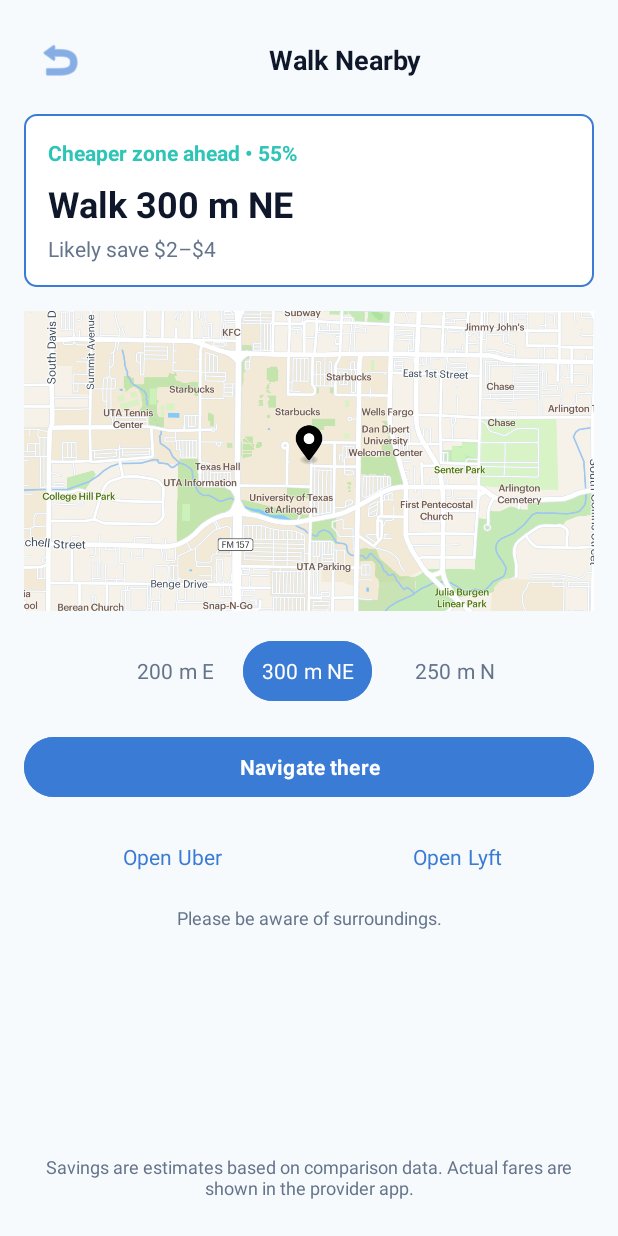
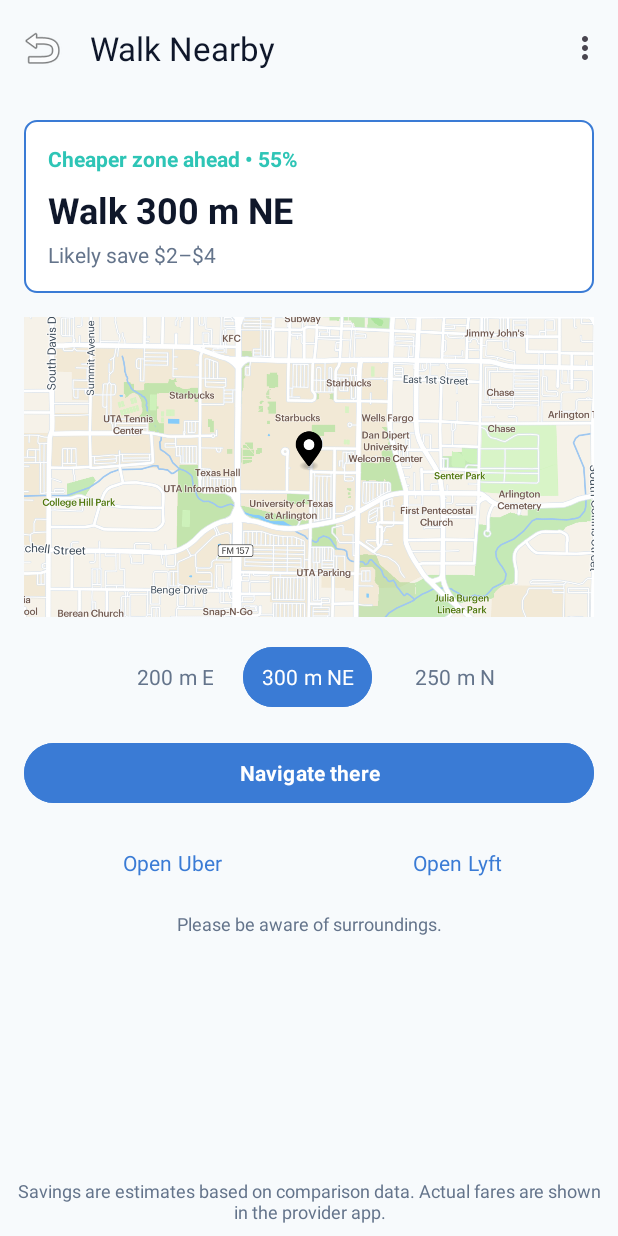
Before and after one commit to SohamxP/RideWise, an Android app: the WalkNearbyActivity screen opened directly, with no data from a screen before it, after a tap on "Open Uber", on a phone screen of 412 x 824 dp. Run offline under Robolectric (Android 15) with nearby library versions, the light colour scheme and no system bars; our stand-ins replace Firebase (no records; nobody signed in at launch, a user with empty details on screens opened directly).

Commit message:
Removed ride history from the main menu due to redundancy. Back buttons work everywhere. Open Uber and Open Lyft buttons work on Walk Nearby Screen

```diff
--- a/app/src/main/java/com/example/ridewise/SavingsDashboardActivity.java
+++ b/app/src/main/java/com/example/ridewise/SavingsDashboardActivity.java
@@ -69,9 +69,6 @@ public class SavingsDashboardActivity extends AppCompatActivity {
             return true;
         } else if (id == R.id.action_home) {
             startActivity(new Intent(this, WelcomePageActivity.class));
-            return true;
-        } else if (id == R.id.action_savings) {
-            // Already on Savings/History
             return true;
         } else if (id == R.id.action_settings) {
             startActivity(new Intent(this, SettingsActivity.class));
--- a/app/src/main/java/com/example/ridewise/TripCompareActivity.java
+++ b/app/src/main/java/com/example/ridewise/TripCompareActivity.java
@@ -93,9 +93,6 @@ public class TripCompareActivity extends AppCompatActivity {
             return true;
         } else if (id == R.id.action_home) {
             startActivity(new Intent(this, WelcomePageActivity.class));
-            return true;
-        } else if (id == R.id.action_savings) {
-            startActivity(new Intent(this, SavingsDashboardActivity.class));
             return true;
         } else if (id == R.id.action_settings) {
             startActivity(new Intent(this, SettingsActivity.class));
--- a/app/src/main/java/com/example/ridewise/WaitAndSaveActivity.java
+++ b/app/src/main/java/com/example/ridewise/WaitAndSaveActivity.java
@@ -66,9 +66,6 @@ public class WaitAndSaveActivity extends AppCompatActivity {
         } else if (id == R.id.action_home) {
             startActivity(new Intent(this, WelcomePageActivity.class));
             return true;
-        } else if (id == R.id.action_savings) {
-            startActivity(new Intent(this, SavingsDashboardActivity.class));
-            return true;
         } else if (id == R.id.action_settings) {
             startActivity(new Intent(this, SettingsActivity.class));
             return true;
--- a/app/src/main/java/com/example/ridewise/WalkNearbyActivity.java
+++ b/app/src/main/java/com/example/ridewise/WalkNearbyActivity.java
@@ -5,14 +5,13 @@ import android.net.Uri;
 import android.os.Bundle;
 import android.view.Menu;
 import android.view.MenuItem;
-import android.view.View;
 import android.widget.Button;
 import android.widget.ImageView;
-import android.widget.Toast;
 import androidx.appcompat.app.AppCompatActivity;
 import androidx.appcompat.widget.Toolbar;
 import com.example.ridewise.calculator.WalkNearbyCalculator;
 import com.example.ridewise.models.*;
+import com.example.ridewise.utils.DeepLinkHelper;
 import com.google.firebase.auth.FirebaseAuth;
 import java.util.List;
 
@@ -25,6 +24,7 @@ public class WalkNearbyActivity extends AppCompatActivity {
     private WalkNearbyCalculator calculator;
     private List<WalkNearbyZone> zones;
     private FirebaseAuth auth;
+    private TripRequest tripRequest;
 
     @Override
     protected void onCreate(Bundle savedInstanceState) {
@@ -37,6 +37,12 @@ public class WalkNearbyActivity extends AppCompatActivity {
             getSupportActionBar().setDisplayHomeAsUpEnabled(true);
             getSupportActionBar().setDisplayShowHomeEnabled(true);
         }
+
+        double pickupLat = getIntent().getDoubleExtra("pickup_lat", 0.0);
+        double pickupLng = getIntent().getDoubleExtra("pickup_lng", 0.0);
+        double dropoffLat = getIntent().getDoubleExtra("dropoff_lat", 0.0);
+        double dropoffLng = getIntent().getDoubleExtra("dropoff_lng", 0.0);
+        tripRequest = new TripRequest(pickupLat, pickupLng, dropoffLat, dropoffLng);
 
         calculator = new WalkNearbyCalculator();
         auth = FirebaseAuth.getInstance();
@@ -65,14 +71,11 @@ public class WalkNearbyActivity extends AppCompatActivity {
         } else if (id == R.id.action_profile) {
             startActivity(new Intent(this, ProfileActivity.class));
             return true;
+        } else if (id == R.id.action_settings) {
+            startActivity(new Intent(this, SettingsActivity.class));
+            return true;
         } else if (id == R.id.action_home) {
             startActivity(new Intent(this, WelcomePageActivity.class));
-            return true;
-        } else if (id == R.id.action_savings) {
-            startActivity(new Intent(this, SavingsDashboardActivity.class));
-            return true;
-        } else if (id == R.id.action_settings) {
-            startActivity(new Intent(this, SettingsActivity.class));
             return true;
         }
 
@@ -87,39 +90,29 @@ public class WalkNearbyActivity extends AppCompatActivity {
     }
 
     private void loadNearbyZones() {
-        TripRequest tripRequest = new TripRequest(32.7357, -97.1081, 32.7555, -96.7969);
         zones = calculator.findCheaperZones(tripRequest);
     }
 
     private void setupClickListeners() {
-        btnNavigate.setOnClickListener(new View.OnClickListener() {
-            @Override
-            public void onClick(View v) {
-                if (zones != null && !zones.isEmpty()) {
-                    WalkNearbyZone zone = zones.get(0);
-                    String uri = "google.navigation:q=" + zone.getLat() + "," + zone.getLng() + "&mode=w";
-                    Intent intent = new Intent(Intent.ACTION_VIEW, Uri.parse(uri));
-                    intent.setPackage("com.google.android.apps.maps");
-                    startActivity(intent);
-                }
+        btnNavigate.setOnClickListener(v -> {
+            if (zones != null && !zones.isEmpty()) {
+                WalkNearbyZone zone = zones.get(0);
+                String uri = "google.navigation:q=" + zone.getLat() + "," + zone.getLng() + "&mode=w";
+                Intent intent = new Intent(Intent.ACTION_VIEW, Uri.parse(uri));
+                intent.setPackage("com.google.android.apps.maps");
+                startActivity(intent);
             }
         });
 
-        btnUber.setOnClickListener(new View.OnClickListener() {
-            @Override
-            public void onClick(View v) {
-                Toast.makeText(WalkNearbyActivity.this,
-                        "Opening Uber at new pickup location...",
-                        Toast.LENGTH_SHORT).show();
+        btnUber.setOnClickListener(v -> {
+            if (tripRequest != null) {
+                DeepLinkHelper.openUber(this, tripRequest);
             }
         });
 
-        btnLyft.setOnClickListener(new View.OnClickListener() {
-            @Override
-            public void onClick(View v) {
-                Toast.makeText(WalkNearbyActivity.this,
-                        "Opening Lyft at new pickup location...",
-                        Toast.LENGTH_SHORT).show();
+        btnLyft.setOnClickListener(v -> {
+            if (tripRequest != null) {
+                DeepLinkHelper.openLyft(this, tripRequest);
             }
         });
     }
--- a/app/src/main/java/com/example/ridewise/WhereToActivity.java
+++ b/app/src/main/java/com/example/ridewise/WhereToActivity.java
@@ -145,9 +145,6 @@ public class WhereToActivity extends AppCompatActivity {
         } else if (id == R.id.action_home) {
             startActivity(new Intent(this, WelcomePageActivity.class));
             return true;
-        } else if (id == R.id.action_savings) {
-            startActivity(new Intent(this, SavingsDashboardActivity.class));
-            return true;
         } else if (id == R.id.action_settings) {
             startActivity(new Intent(this, SettingsActivity.class));
             return true;
--- a/app/src/main/res/layout/activity_walk_nearby.xml
+++ b/app/src/main/res/layout/activity_walk_nearby.xml
@@ -4,37 +4,16 @@
     android:layout_width="match_parent"
     android:layout_height="match_parent"
     android:orientation="vertical"
-    android:background="@color/background"
-    android:padding="16dp">
+    android:background="@color/background">
 
-    <!-- Header -->
-    <LinearLayout
+    <androidx.appcompat.widget.Toolbar
+        android:id="@+id/toolbar"
         android:layout_width="match_parent"
-        android:layout_height="wrap_content"
-        android:orientation="horizontal"
-        android:gravity="center_vertical"
-        android:paddingBottom="12dp">
-
-        <ImageButton
-            android:id="@+id/backBtn"
-            android:layout_width="48dp"
-            android:layout_height="48dp"
-            android:background="?attr/selectableItemBackgroundBorderless"
-            android:contentDescription="@string/back"
-            android:src="@android:drawable/ic_menu_revert"
-            app:tint="@color/primary" />
-
-        <TextView
-            android:layout_width="0dp"
-            android:layout_height="wrap_content"
-            android:layout_weight="1"
-            android:text="@string/walk_nearby"
-            android:textSize="18sp"
-            android:textStyle="bold"
-            android:gravity="center"
-            android:textColor="@color/headline" />
-
-    </LinearLayout>
+        android:layout_height="?attr/actionBarSize"
+        android:background="@color/background"
+        app:title="@string/walk_nearby"
+        app:navigationIcon="@android:drawable/ic_menu_revert"
+        app:titleTextColor="@color/headline" />
 
     <!-- Content -->
     <ScrollView
@@ -46,7 +25,8 @@
         <LinearLayout
             android:layout_width="match_parent"
             android:layout_height="wrap_content"
-            android:orientation="vertical">
+            android:orientation="vertical"
+            android:padding="16dp">
 
             <!-- Cheaper zone card -->
             <LinearLayout
--- a/app/src/main/res/menu/main_menu.xml
+++ b/app/src/main/res/menu/main_menu.xml
@@ -2,39 +2,24 @@
 <menu xmlns:android="http://schemas.android.com/apk/res/android"
     xmlns:app="http://schemas.android.com/apk/res-auto">
 
-    <!-- Home -->
     <item
         android:id="@+id/action_home"
         android:title="Home"
-        android:icon="@android:drawable/ic_menu_view"
         app:showAsAction="never" />
 
-    <!-- Profile -->
     <item
         android:id="@+id/action_profile"
         android:title="Profile"
-        android:icon="@android:drawable/ic_menu_myplaces"
         app:showAsAction="never" />
 
-    <!-- Settings -->
     <item
         android:id="@+id/action_settings"
         android:title="Settings"
-        android:icon="@android:drawable/ic_menu_preferences"
         app:showAsAction="never" />
 
-    <!-- Ride History -->
     <item
         android:id="@+id/action_history"
         android:title="Ride History"
-        android:icon="@android:drawable/ic_menu_recent_history"
-        app:showAsAction="never" />
-
-    <!-- Savings -->
-    <item
-        android:id="@+id/action_savings"
-        android:title="Savings"
-        android:icon="@android:drawable/ic_menu_info_details"
         app:showAsAction="never" />
 
 </menu>
```
Also changed, not shown: app/src/main/java/com/example/ridewise/ProfileActivity.java (+7 -7 lines), app/src/main/java/com/example/ridewise/WelcomePageActivity.java (+6 -18 lines).
